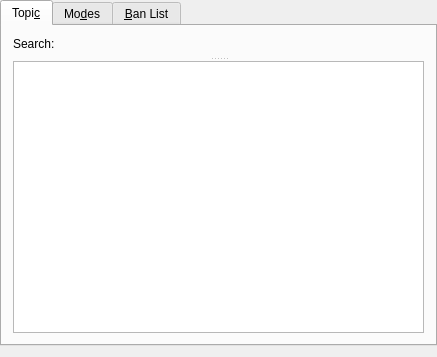
Qt form src/viewer/channeloptionsui.ui (KDE/konversation) before a commit.
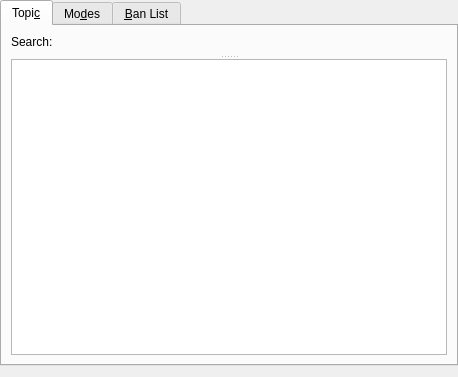
The same form after that commit. Custom widgets are drawn as their Qt base class.

```diff
--- a/src/viewer/channeloptionsui.ui
+++ b/src/viewer/channeloptionsui.ui
@@ -12,8 +12,8 @@
    <rect>
     <x>0</x>
     <y>0</y>
-    <width>437</width>
-    <height>342</height>
+    <width>458</width>
+    <height>377</height>
    </rect>
   </property>
   <layout class="QVBoxLayout" name="verticalLayout_3">
@@ -355,14 +355,7 @@
    </item>
   </layout>
  </widget>
- <layoutdefault spacing="6" margin="11"/>
- <layoutfunction spacing="KDialog::spacingHint" margin="KDialog::marginHint"/>
  <customwidgets>
-  <customwidget>
-   <class>KFilterProxySearchLine</class>
-   <extends>QWidget</extends>
-   <header>kfilterproxysearchline.h</header>
-  </customwidget>
   <customwidget>
    <class>KLineEdit</class>
    <extends>QLineEdit</extends>
@@ -370,9 +363,14 @@
   </customwidget>
   <customwidget>
    <class>KTreeWidgetSearchLine</class>
-   <extends>KLineEdit</extends>
+   <extends>QLineEdit</extends>
    <header>ktreewidgetsearchline.h</header>
   </customwidget>
+  <customwidget>
+   <class>KFilterProxySearchLine</class>
+   <extends>QWidget</extends>
+   <header>kfilterproxysearchline.h</header>
+  </customwidget>
   <customwidget>
    <class>TopicEdit</class>
    <extends>QTextEdit</extends>
```
Left out of the diff: 12 changed lines with no effect on the pictures.
